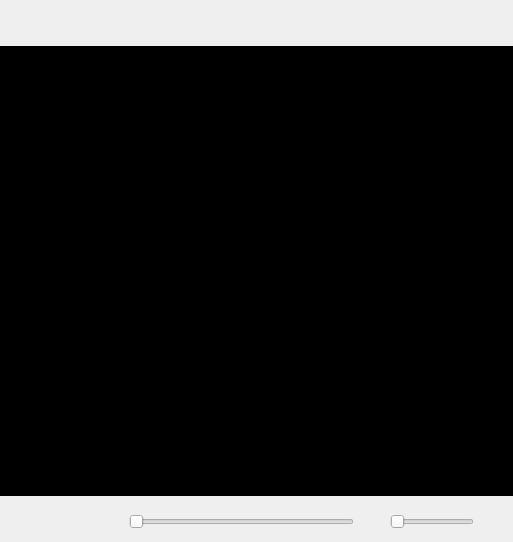
Before: the Qt Designer form applet/ui/fullScreen.ui in Emdek/plasmoid-mini-player, drawn with Qt 5.
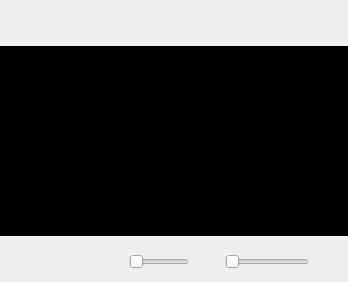
After: the same form once the commit is applied. Custom widgets are drawn as their Qt base class.

```diff
--- a/applet/ui/fullScreen.ui
+++ b/applet/ui/fullScreen.ui
@@ -6,8 +6,8 @@
    <rect>
     <x>0</x>
     <y>0</y>
-    <width>513</width>
-    <height>542</height>
+    <width>348</width>
+    <height>282</height>
    </rect>
   </property>
   <property name="mouseTracking">
@@ -86,13 +86,7 @@
     </layout>
    </item>
    <item>
-    <widget class="QWidget" name="videoWidget" native="true">
-     <property name="sizePolicy">
-      <sizepolicy hsizetype="Expanding" vsizetype="Expanding">
-       <horstretch>0</horstretch>
-       <verstretch>0</verstretch>
-      </sizepolicy>
-     </property>
+    <widget class="QGraphicsView" name="graphicsView">
      <property name="palette">
       <palette>
        <active>
@@ -166,11 +160,21 @@
      <property name="autoFillBackground">
       <bool>true</bool>
      </property>
-     <layout class="QVBoxLayout" name="videoLayout">
-      <property name="margin">
-       <number>0</number>
-      </property>
-     </layout>
+     <property name="frameShape">
+      <enum>QFrame::NoFrame</enum>
+     </property>
+     <property name="lineWidth">
+      <number>0</number>
+     </property>
+     <property name="verticalScrollBarPolicy">
+      <enum>Qt::ScrollBarAlwaysOff</enum>
+     </property>
+     <property name="horizontalScrollBarPolicy">
+      <enum>Qt::ScrollBarAlwaysOff</enum>
+     </property>
+     <property name="resizeAnchor">
+      <enum>QGraphicsView::AnchorViewCenter</enum>
+     </property>
     </widget>
    </item>
    <item>
```
Left out of the diff: 3 changed lines with no effect on the pictures.
